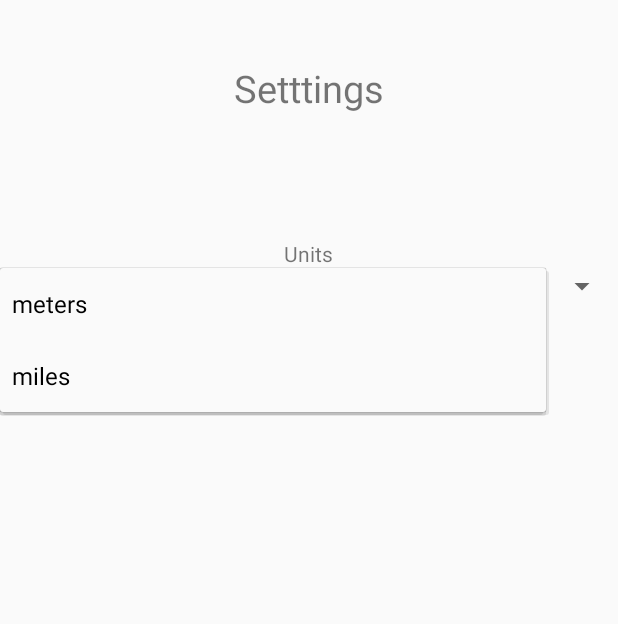
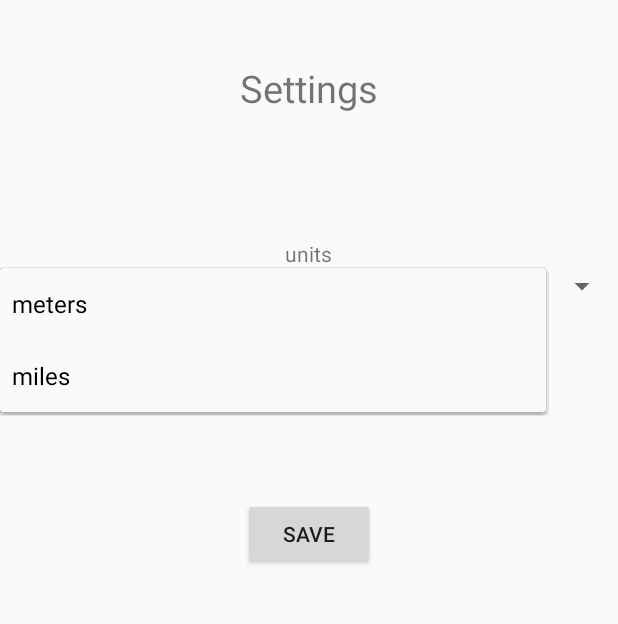
Before and after one commit to flogog/cleanst, an Android app: the Settings screen opened directly, with no data from a screen before it, after a tap on "meters", on a phone screen of 412 x 824 dp, the part 84-708 px from its top. Run offline under Robolectric (Android 15) with nearby library versions, the phone set to English and light mode, and no system bars.

Commit message:
finishing beta project

```diff
--- a/app/src/main/java/com/flogog/cleanst/menu/Settings.java
+++ b/app/src/main/java/com/flogog/cleanst/menu/Settings.java
@@ -3,14 +3,12 @@ package com.flogog.cleanst.menu;
 import android.content.Context;
 import android.content.SharedPreferences;
 import android.os.Bundle;
-import android.support.design.widget.TextInputLayout;
 import android.support.v4.app.NavUtils;
 import android.support.v7.app.AppCompatActivity;
 import android.support.v7.widget.Toolbar;
 import android.view.View;
 import android.widget.ArrayAdapter;
 import android.widget.Spinner;
-import android.widget.Toast;
 
 import com.flogog.cleanst.R;
 
@@ -22,6 +20,8 @@ import java.util.List;
  */
 
 public class Settings extends AppCompatActivity {
+
+    private Spinner sItems;
 
     @Override
     protected void onCreate(final Bundle savedInstanceState) {
@@ -41,28 +41,27 @@ public class Settings extends AppCompatActivity {
 
 
         List<String> spinnerArray =  new ArrayList<String>();
-        spinnerArray.add("meters");
-        spinnerArray.add("miles");
+        spinnerArray.add(getString(R.string.spinner_value1));
+        spinnerArray.add(getString(R.string.spinner_value2));
 
         ArrayAdapter<String> adapter = new ArrayAdapter<String>(
                 this, android.R.layout.simple_spinner_item, spinnerArray);
 
 
         adapter.setDropDownViewResource(android.R.layout.simple_spinner_dropdown_item);
-        Spinner sItems = (Spinner) findViewById(R.id.spinner);
+        sItems = (Spinner) findViewById(R.id.spinner);
         sItems.setAdapter(adapter);
 
-        String selected = sItems.getSelectedItem().toString();
-        savePreference(selected);
 
 
     }
 
-    public void savePreference(String selected){
-        SharedPreferences preferences =  getSharedPreferences("settings", Context.MODE_PRIVATE);
+    public void savePreference(View v){
+        SharedPreferences preferences =  getSharedPreferences(getString(R.string.settings), Context.MODE_PRIVATE);
 
+        String selected = sItems.getSelectedItem().toString();
         SharedPreferences.Editor editor = preferences.edit();
-        editor.putString("units",selected);
+        editor.putString(getString(R.string.item_units),selected);
 
         editor.apply();
 
--- a/app/src/main/res/layout/activity_settings.xml
+++ b/app/src/main/res/layout/activity_settings.xml
@@ -11,7 +11,7 @@
 
 
     <TextView
-        android:text="Setttings"
+        android:text="@string/settings"
         android:layout_width="wrap_content"
         android:layout_height="wrap_content"
         android:id="@+id/settingsTittle"
@@ -28,7 +28,7 @@
         android:layout_alignParentStart="true" />
 
     <TextView
-        android:text="Units"
+        android:text="@string/item_units"
         android:layout_width="wrap_content"
         android:layout_height="wrap_content"
         android:layout_marginTop="83dp"
@@ -36,4 +36,13 @@
         android:layout_below="@+id/settingsTittle"
         android:layout_centerHorizontal="true" />
 
+    <Button
+        android:text="@string/button_save"
+        android:layout_width="wrap_content"
+        android:layout_height="wrap_content"
+        android:layout_centerVertical="true"
+        android:layout_centerHorizontal="true"
+        android:id="@+id/saveButton"
+        android:onClick="savePreference"/>
+
 </RelativeLayout>
--- a/app/src/main/res/values/strings.xml
+++ b/app/src/main/res/values/strings.xml
@@ -16,10 +16,14 @@
     <string name="item_like">Like</string>
     <string name="item_likes">Likes</string>
     <string name="item_miles">miles away</string>
+    <string name="item_units">units</string>
     <string name="field_username">username</string>
     <string name="field_password">password</string>
     <string name="item_developed">Developed By: flogog@gmail.com</string>
     <string name="item_version">v1.0</string>
+    <string name="item_table">table</string>
+    <string name="spinner_value1">meters</string>
+    <string name="spinner_value2">miles</string>
 
     <!-- TODO: Remove or change this placeholder text -->
     <string name="hello_blank_fragment">Hello blank fragment</string>
@@ -29,9 +33,11 @@
     <string name="firebase_locations_longitude">lng</string>
     <string name="firebase_locations_type">type</string>
     <string name="firebase_locations">locations</string>
+    <string name="firebase_suggestions">suggestions</string>
     <string name="firebase_database">https://cleanst-ff026.firebaseio.com</string>
     <string name="table_locations_recycle_type">2</string>
     <string name="table_locations_waste_type">1</string>
     <string name="firebase_database_locations">https://cleanst-ff026.firebaseio.com/locations</string>
     <string name="firebase_database_suggestions">https://cleanst-ff026.firebaseio.com/suggestions</string>
+
 </resources>
```
Also changed, not shown: app/src/main/java/com/flogog/cleanst/maps/CleanstMap.java (+6 -7 lines), app/src/main/java/com/flogog/cleanst/maps/CleanstMapSuggestion.java (+3 -6 lines).
